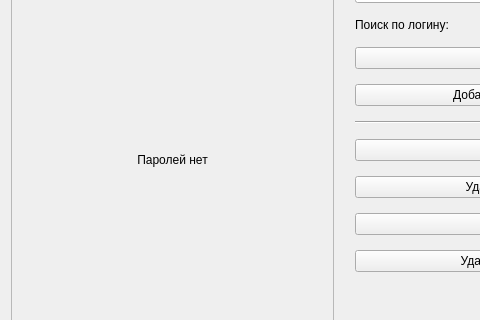
Above: src/passwordlist.ui from KraenFiles/PasswordGenerate before the change; both pictures show x 0 to 480 and y 111 to 431 of the 673 by 542 pixel window. Below: the same form after it.
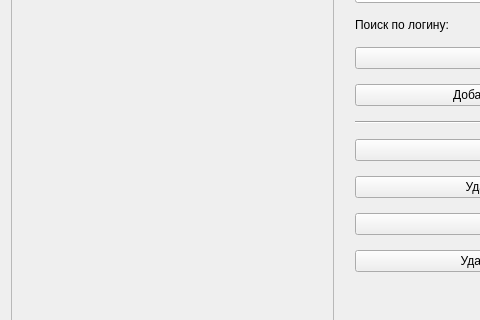
That is the form after the change.

Diff of the .ui file:
```diff
--- a/src/passwordlist.ui
+++ b/src/passwordlist.ui
@@ -34,24 +34,7 @@
         <height>522</height>
        </rect>
       </property>
-      <layout class="QVBoxLayout" name="verticalLayout_2">
-       <item>
-        <widget class="QLabel" name="labelClear">
-         <property name="minimumSize">
-          <size>
-           <width>0</width>
-           <height>0</height>
-          </size>
-         </property>
-         <property name="text">
-          <string>Паролей нет</string>
-         </property>
-         <property name="alignment">
-          <set>Qt::AlignCenter</set>
-         </property>
-        </widget>
-       </item>
-      </layout>
+      <layout class="QVBoxLayout" name="verticalLayout_2"/>
      </widget>
     </widget>
    </item>
```
